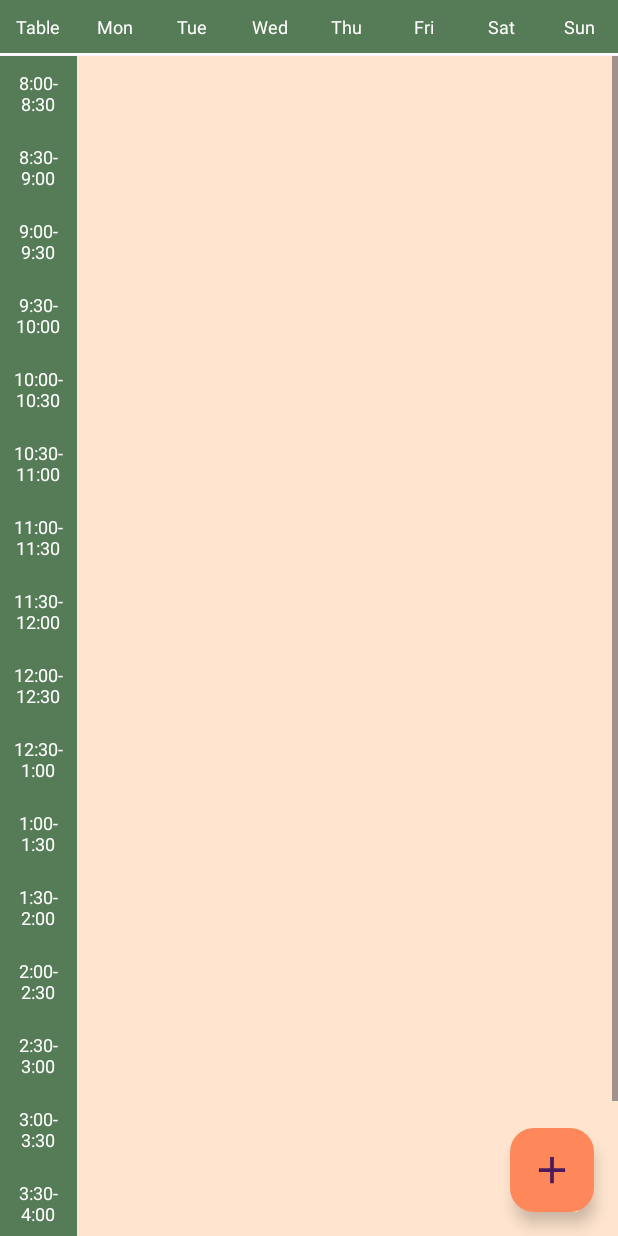
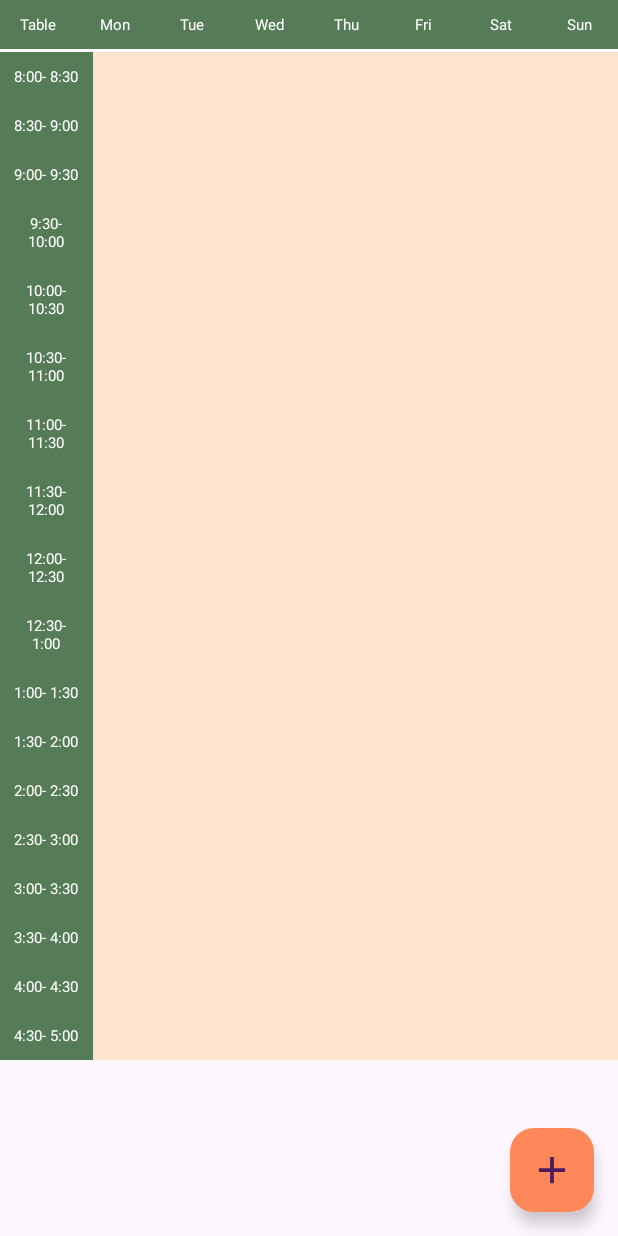
Before and after one commit to andro218/ClassNotify, an Android app: the WeekTable screen opened directly, with no data from a screen before it, on a phone screen of 412 x 824 dp. Run offline under Robolectric (Android 15) with nearby library versions, the phone set to English and light mode, and no system bars.

Commit message:
update again

```diff
--- a/app/src/main/AndroidManifest.xml
+++ b/app/src/main/AndroidManifest.xml
@@ -45,10 +45,11 @@
         <activity
             android:name=".studentForm"
             android:label="@string/title_student_form"
-            android:parentActivityName=".Choices">
+            android:exported="false"
+            android:parentActivityName=".MainActivity"> <!-- Adjusted parent activity -->
             <meta-data
                 android:name="android.support.PARENT_ACTIVITY"
-                android:value=".Choices" />
+                android:value=".MainActivity" />
         </activity>
 
         <activity
--- a/app/src/main/java/com/example/classnotify/MainActivity.java
+++ b/app/src/main/java/com/example/classnotify/MainActivity.java
@@ -78,11 +78,14 @@ public class MainActivity extends AppCompatActivity implements NavigationView.On
             // Handle Developer click
         } else if (id == R.id.nav_personal_info) {
             // Handle Personal info click
+            Intent intent = new Intent(MainActivity.this, studentForm.class);
+            startActivity(intent);
         }
 
         drawerLayout.closeDrawer(GravityCompat.START);
         return true;
     }
+
 
     @Override
     public boolean onOptionsItemSelected(@NonNull MenuItem item) {
--- a/app/src/main/java/com/example/classnotify/WeekTable.java
+++ b/app/src/main/java/com/example/classnotify/WeekTable.java
@@ -41,7 +41,6 @@ public class WeekTable extends AppCompatActivity {
             // Format the class information text
             String classInfo = subjectName + " (" + subjectCode + ")\n" +
                     "Instructor: " + instructor + "\n" +
-                    "Time: " + fromTime + " - " + toTime + "\n" +
                     "Room: " + room;
 
             // Update the TextViews for the corresponding weekdays
--- a/app/src/main/res/values/styles.xml
+++ b/app/src/main/res/values/styles.xml
@@ -1,16 +1,15 @@
 <?xml version="1.0" encoding="utf-8"?>
 <resources>
     <style name="CustomTextViewStyle">
-        <item name="android:textSize">8sp</item>
-        <item name="android:padding">8dp</item>
+        <item name="android:textSize">5sp</item>
+        <item name="android:padding">9dp</item>
         <item name="android:textColor">@color/black</item>
-        <item name="android:gravity">center_horizontal</item>
         <item name="android:layout_weight">4</item>
     </style>
     <!--For Title-->
     <style name="CustomTextView">
-        <item name="android:textSize">12sp</item>
-        <item name="android:layout_weight">4</item>
+        <item name="android:textSize">10sp</item>
+        <item name="android:layout_weight">5</item>
         <item name="android:padding">9dp</item>
         <item name="android:textColor">@color/white</item>
         <item name="android:gravity">center_horizontal</item>
```
Also changed, not shown: app/src/main/java/com/example/classnotify/Choices.java (+38 -0 lines).
